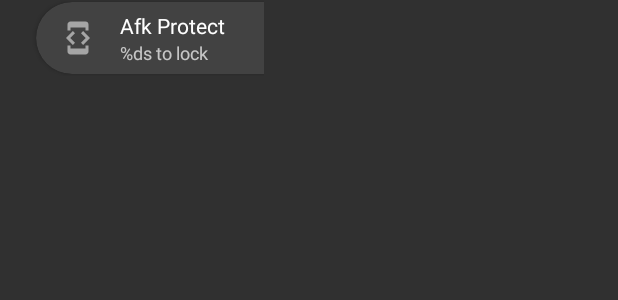
After one commit to Alcatraz323/afkprotect, an Android app: the layout float_toggle.xml on its own in the app's theme, with its tools: preview values and no code run, on a phone screen of 412 x 824 dp. The commit adds this screen. Shown: the top 300 px of the screen. Run offline under Robolectric (Android 15) with nearby library versions, the phone set to English and light mode, and no system bars.

Commit message:
2020_4_26_start

```diff
--- /dev/null
+++ b/app/src/main/res/drawable/ic_lock_outline_black_24dp.xml
@@ -0,0 +1,9 @@
+<vector xmlns:android="http://schemas.android.com/apk/res/android"
+        android:width="24dp"
+        android:height="24dp"
+        android:viewportWidth="24.0"
+        android:viewportHeight="24.0">
+    <path
+        android:fillColor="#FF000000"
+        android:pathData="M12,17c1.1,0 2,-0.9 2,-2s-0.9,-2 -2,-2 -2,0.9 -2,2 0.9,2 2,2zM18,8h-1L17,6c0,-2.76 -2.24,-5 -5,-5S7,3.24 7,6v2L6,8c-1.1,0 -2,0.9 -2,2v10c0,1.1 0.9,2 2,2h12c1.1,0 2,-0.9 2,-2L20,10c0,-1.1 -0.9,-2 -2,-2zM8.9,6c0,-1.71 1.39,-3.1 3.1,-3.1s3.1,1.39 3.1,3.1v2L8.9,8L8.9,6zM18,20L6,20L6,10h12v10z"/>
+</vector>
--- /dev/null
+++ b/app/src/main/res/layout/float_toggle.xml
@@ -0,0 +1,67 @@
+<?xml version="1.0" encoding="utf-8"?>
+<LinearLayout xmlns:android="http://schemas.android.com/apk/res/android"
+    xmlns:app="http://schemas.android.com/apk/res-auto"
+    android:layout_width="wrap_content"
+    android:layout_height="wrap_content"
+    android:orientation="vertical">
+
+    <LinearLayout
+        android:layout_width="wrap_content"
+        android:layout_height="wrap_content"
+        android:layout_gravity="end"
+        android:orientation="vertical"
+        android:scrollX="-24dp">
+
+        <androidx.cardview.widget.CardView
+            android:id="@+id/float_toggle"
+            android:layout_width="176dp"
+            android:layout_height="48dp"
+            android:layout_gravity="end"
+            android:layout_marginTop="1dp"
+            android:layout_marginBottom="1dp"
+            android:clickable="true"
+            android:foreground="?android:attr/selectableItemBackground"
+            app:cardCornerRadius="24dp">
+
+            <RelativeLayout
+                android:layout_width="match_parent"
+                android:layout_height="match_parent"
+                android:overScrollMode="always">
+
+                <ImageView
+                    android:id="@+id/float_icon"
+                    android:layout_width="wrap_content"
+                    android:layout_height="wrap_content"
+                    android:layout_centerVertical="true"
+                    android:layout_marginStart="16dp"
+                    android:src="@drawable/ic_developer_mode_black_24dp"
+                    android:tint="@color/base_gray_tint"
+                    app:srcCompat="@drawable/ic_lock_outline_black_24dp" />
+
+                <LinearLayout
+                    android:layout_width="match_parent"
+                    android:layout_height="wrap_content"
+                    android:layout_centerVertical="true"
+                    android:layout_marginStart="16dp"
+                    android:layout_marginTop="4dp"
+                    android:layout_marginBottom="4dp"
+                    android:layout_toEndOf="@id/float_icon"
+                    android:orientation="vertical">
+
+                    <TextView
+                        android:layout_width="match_parent"
+                        android:layout_height="wrap_content"
+                        android:text="@string/float_title"
+                        android:textColor="#FFFFFF" />
+
+                    <TextView
+                        android:id="@+id/float_countdown"
+                        android:layout_width="match_parent"
+                        android:layout_height="wrap_content"
+                        android:text="@string/float_countdown"
+                        android:textSize="12sp" />
+                </LinearLayout>
+            </RelativeLayout>
+        </androidx.cardview.widget.CardView>
+    </LinearLayout>
+</LinearLayout>
--- a/app/src/main/res/values/strings.xml
+++ b/app/src/main/res/values/strings.xml
@@ -14,6 +14,8 @@
     <string name="main_card_help">Help and Support</string>
 
     <string name="accessibility_desc">Core service to listen the foreground application and perform protect operation</string>
+    <string name="float_title">Afk Protect</string>
+    <string name="float_countdown">%ds to lock</string>
 
     <string name="til_error_inv_param">Invalid parameter</string>
     <string name="toast_copied">Copied</string>
```
Also changed, not shown: app/src/main/java/io/alcatraz/facesaver/core/AccessibilityEventTaskManager.kt (+89 -2 lines), app/src/main/java/io/alcatraz/facesaver/core/ApplicationProfile.kt (added, +18 -0 lines), 1 other file.
